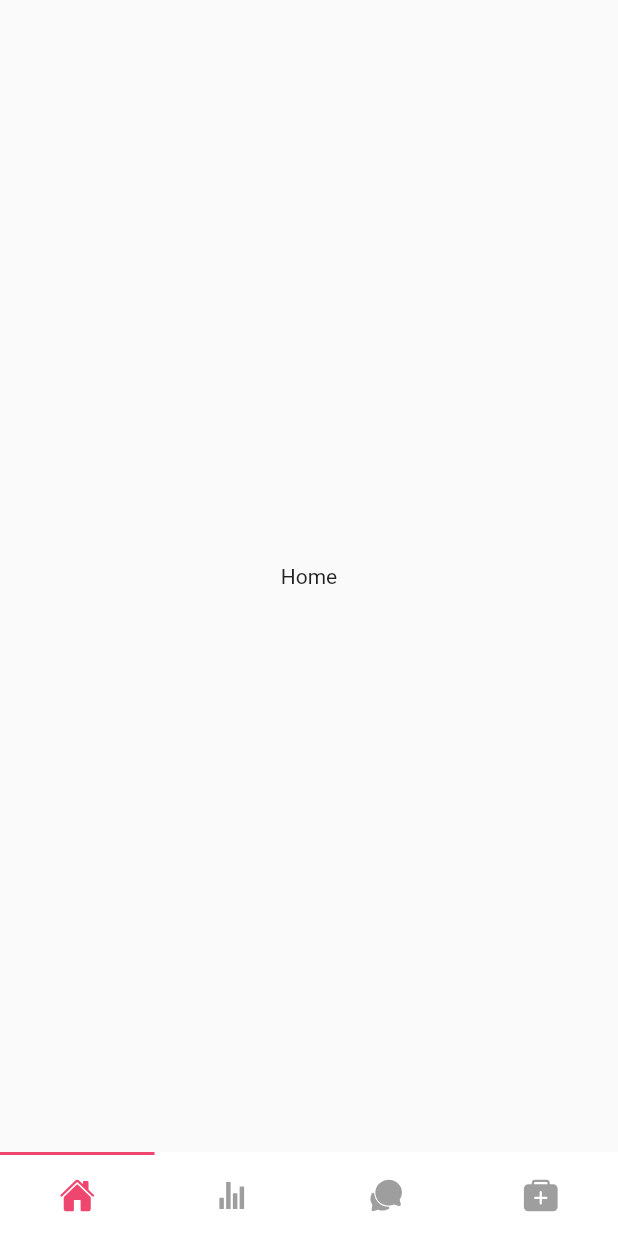
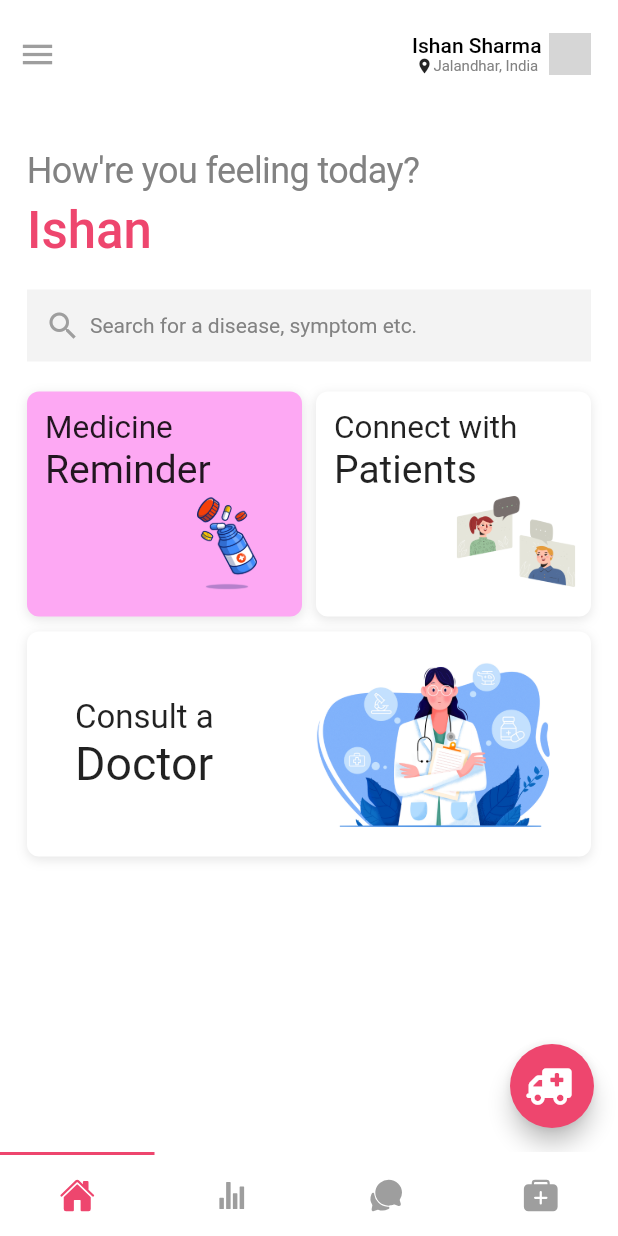
Before and after one commit to ishandeveloper/Swaasthy, a Flutter app: the screen it shows after launch, on a phone screen of 412 x 824 dp. Run offline on Flutter 3.47's test engine with Material 2 defaults, Android fonts, the phone set to English and light mode, and no system bars; drawn by our look-alikes of titled_navigation_bar; our stand-ins replace cached_network_image, flutter_vector_icons; network calls fail; Roboto replaces fonts that are missing (Product Sans); grey boxes are pictures that could not be loaded.

Commit message:
Home Screen UI

```diff
--- a/lib/screens/home/index.dart
+++ b/lib/screens/home/index.dart
@@ -0,0 +1,45 @@
+import 'package:codered/utils/constants/colors.dart';
+import 'package:flutter/material.dart';
+import 'package:flutter_vector_icons/flutter_vector_icons.dart';
+
+import 'local_widgets/index.dart';
+import 'dart:math';
+
+class HomeScreen extends StatelessWidget {
+  const HomeScreen({Key key}) : super(key: key);
+
+  @override
+  Widget build(BuildContext context) {
+    return Container(
+      color: Colors.white,
+      child: Scaffold(
+        floatingActionButton: FloatingActionButton(
+          backgroundColor: CodeRedColors.primary,
+          onPressed: () {},
+          child: Transform.translate(
+            offset: Offset(25, 0),
+            child: Transform(
+                transform: Matrix4.rotationY((-2) * 3.142857142857143 / 2),
+                child: Icon(FontAwesome.ambulance)),
+          ),
+        ),
+        backgroundColor: Colors.white,
+        appBar: PreferredSize(
+            preferredSize: Size(MediaQuery.of(context).size.width, 72),
+            child: HomeAppBar()),
+        body: Container(
+            padding: EdgeInsets.symmetric(horizontal: 18),
+            child: Column(
+              crossAxisAlignment: CrossAxisAlignment.start,
+              children: [
+                HomeGreetings(),
+                SizedBox(height: 20),
+                HomeSearch(),
+                SizedBox(height: 20),
+                HomeCardActions()
+              ],
+            )),
+      ),
+    );
+  }
+}
--- /dev/null
+++ b/lib/screens/home/local_widgets/appbar/index.dart
@@ -0,0 +1,61 @@
+import 'package:cached_network_image/cached_network_image.dart';
+import 'package:codered/utils/index.dart';
+import 'package:flutter/material.dart';
+
+class HomeAppBar extends StatelessWidget {
+  const HomeAppBar({
+    Key key,
+  }) : super(key: key);
+
+  @override
+  Widget build(BuildContext context) {
+    return Row(
+      children: [
+        Container(
+            width: MediaQuery.of(context).size.width,
+            padding: EdgeInsets.only(left: 12, top: 18, bottom: 18, right: 18),
+            child: Row(
+              crossAxisAlignment: CrossAxisAlignment.center,
+              mainAxisAlignment: MainAxisAlignment.spaceBetween,
+              children: [
+                Icon(Icons.menu, size: 26, color: CodeRedColors.icon),
+                Container(
+                    child: Row(
+                  crossAxisAlignment: CrossAxisAlignment.center,
+                  children: [
+                    Column(
+                      mainAxisAlignment: MainAxisAlignment.center,
+                      children: [
+                        Text(
+                          'Ishan Sharma',
+                          style: TextStyle(
+                              fontSize: 14,
+                              color: CodeRedColors.text,
+                              fontWeight: FontWeight.w500),
+                        ),
+                        Row(children: [
+                          Icon(
+                            Icons.location_on,
+                            size: 12,
+                          ),
+                          Text('Jalandhar, India',
+                              style: TextStyle(
+                                  fontSize: 10,
+                                  color: CodeRedColors.secondaryText))
+                        ])
+                      ],
+                    ),
+                    SizedBox(width: 5),
+                    CircleAvatar(
+                      radius: 14,
+                      backgroundImage: CachedNetworkImageProvider(
+                          'https://api.hello-avatar.com/adorables/ishandeveloper'),
+                    )
+                  ],
+                ))
+              ],
+            ))
+      ],
+    );
+  }
+}
--- /dev/null
+++ b/lib/screens/home/local_widgets/cardactions/index.dart
@@ -0,0 +1,41 @@
+import 'package:codered/utils/index.dart';
+import 'package:flutter/material.dart';
+
+import '../index.dart';
+
+class HomeCardActions extends StatelessWidget {
+  const HomeCardActions({
+    Key key,
+  }) : super(key: key);
+
+  @override
+  Widget build(BuildContext context) {
+    return Column(
+      children: [
+        Row(
+          mainAxisAlignment: MainAxisAlignment.spaceBetween,
+          children: [
+            HalfWidthHomeCard(
+              background: CodeRedColors.medicineCard,
+              header: 'Reminder',
+              subText: 'Medicine',
+              imagePath: 'assets/images/medicine-reminder.png',
+            ),
+            HalfWidthHomeCard(
+              background: Colors.white,
+              header: 'Patients',
+              subText: 'Connect with',
+              imagePath: 'assets/images/connect.png',
+            )
+          ],
+        ),
+        SizedBox(height: 10),
+        FullWidthHomeCard(
+            subText: 'Consult a',
+            header: 'Doctor',
+            imagePath: 'assets/images/doctor.png',
+            background: Colors.white)
+      ],
+    );
+  }
+}
--- /dev/null
+++ b/lib/screens/home/local_widgets/fullwidthcard/index.dart
@@ -0,0 +1,58 @@
+import 'package:flutter/material.dart';
+
+class FullWidthHomeCard extends StatelessWidget {
+  final String subText;
+  final String header;
+  final String imagePath;
+  final Function onTap;
+  final Color background;
+
+  const FullWidthHomeCard({
+    @required this.subText,
+    @required this.header,
+    @required this.imagePath,
+    @required this.background,
+    this.onTap,
+    Key key,
+  }) : super(key: key);
+
+  @override
+  Widget build(BuildContext context) {
+    return Container(
+      width: MediaQuery.of(context).size.width * 1,
+      height: 150,
+      decoration: BoxDecoration(boxShadow: [
+        BoxShadow(
+            color: Color.fromRGBO(0, 0, 0, 0.1),
+            blurRadius: 6,
+            offset: Offset(0, 2))
+      ], borderRadius: BorderRadius.circular(8), color: this.background),
+      child: Stack(
+        children: [
+          Positioned(
+              bottom: 0,
+              top: 0,
+              right: 16,
+              child: Container(
+                  height: 175,
+                  width: 175,
+                  decoration: BoxDecoration(
+                      image:
+                          DecorationImage(image: AssetImage(this.imagePath))))),
+          Positioned(
+              top: 12,
+              left: 32,
+              bottom: 12,
+              child: Column(
+                mainAxisAlignment: MainAxisAlignment.center,
+                crossAxisAlignment: CrossAxisAlignment.start,
+                children: [
+                  Text(this.subText, style: TextStyle(fontSize: 22)),
+                  Text(this.header, style: TextStyle(fontSize: 31)),
+                ],
+              )),
+        ],
+      ),
+    );
+  }
+}
--- /dev/null
+++ b/lib/screens/home/local_widgets/greetings/index.dart
@@ -0,0 +1,31 @@
+import 'package:codered/utils/index.dart';
+import 'package:flutter/material.dart';
+
+class HomeGreetings extends StatelessWidget {
+  const HomeGreetings({
+    Key key,
+  }) : super(key: key);
+
+  @override
+  Widget build(BuildContext context) {
+    return Container(
+      margin: EdgeInsets.only(top: 28),
+      child: Column(
+        crossAxisAlignment: CrossAxisAlignment.start,
+        children: [
+          Text("How're you feeling today?",
+              style: TextStyle(
+                  letterSpacing: -0.4,
+                  color: CodeRedColors.secondaryText,
+                  fontSize: 24)),
+          SizedBox(height: 5),
+          Text("Ishan",
+              style: TextStyle(
+                  color: CodeRedColors.primary,
+                  fontSize: 34,
+                  fontWeight: FontWeight.w500)),
+        ],
+      ),
+    );
+  }
+}
--- /dev/null
+++ b/lib/screens/home/local_widgets/halfwidthcard/index.dart
@@ -0,0 +1,56 @@
+import 'package:codered/utils/index.dart';
+import 'package:flutter/material.dart';
+
+class HalfWidthHomeCard extends StatelessWidget {
+  final String subText;
+  final String header;
+  final String imagePath;
+  final Function onTap;
+  final Color background;
+
+  const HalfWidthHomeCard({
+    @required this.subText,
+    @required this.header,
+    @required this.imagePath,
+    @required this.background,
+    this.onTap,
+    Key key,
+  }) : super(key: key);
+
+  @override
+  Widget build(BuildContext context) {
+    return Container(
+      width: MediaQuery.of(context).size.width * 0.445,
+      height: 150,
+      decoration: BoxDecoration(boxShadow: [
+        BoxShadow(
+            color: Color.fromRGBO(0, 0, 0, 0.1),
+            blurRadius: 6,
+            offset: Offset(0, 2))
+      ], borderRadius: BorderRadius.circular(8), color: this.background),
+      child: Stack(
+        children: [
+          Positioned(
+              bottom: 0,
+              right: 0,
+              child: Container(
+                  height: 100,
+                  width: 100,
+                  decoration: BoxDecoration(
+                      image:
+                          DecorationImage(image: AssetImage(this.imagePath))))),
+          Positioned(
+              top: 12,
+              left: 12,
+              child: Column(
+                crossAxisAlignment: CrossAxisAlignment.start,
+                children: [
+                  Text(this.subText, style: TextStyle(fontSize: 21)),
+                  Text(this.header, style: TextStyle(fontSize: 26)),
+                ],
+              )),
+        ],
+      ),
+    );
+  }
+}
--- a/lib/screens/home/local_widgets/index.dart
+++ b/lib/screens/home/local_widgets/index.dart
@@ -0,0 +1,6 @@
+export './appbar/index.dart';
+export './greetings/index.dart';
+export './search/index.dart';
+export './halfwidthcard/index.dart';
+export './cardactions/index.dart';
+export './fullwidthcard/index.dart';
--- /dev/null
+++ b/lib/screens/home/local_widgets/search/index.dart
@@ -0,0 +1,27 @@
+import 'package:codered/utils/index.dart';
+import 'package:flutter/material.dart';
+
+class HomeSearch extends StatelessWidget {
+  const HomeSearch({
+    Key key,
+  }) : super(key: key);
+
+  @override
+  Widget build(BuildContext context) {
+    return Container(
+      color: CodeRedColors.inputFields,
+      width: MediaQuery.of(context).size.width,
+      padding: EdgeInsets.symmetric(horizontal: 12, vertical: 12),
+      child: Row(
+        children: [
+          Icon(Icons.search, color: CodeRedColors.icon),
+          SizedBox(width: 6),
+          Text(
+            'Search for a disease, symptom etc.',
+            style: TextStyle(color: CodeRedColors.secondaryText),
+          )
+        ],
+      ),
+    );
+  }
+}
--- a/lib/screens/index.dart
+++ b/lib/screens/index.dart
@@ -1,87 +1,5 @@
-/*
-  This widget wraps up all different screen containers, with a bottom
-  navigation bar and manages different routes of the screen
-*/
-
-import 'package:codered/shared_widgets/index.dart';
-import 'package:codered/utils/index.dart';
-import 'package:flutter/material.dart';
-
-class ScreensWrapper extends StatefulWidget {
-  @override
-  _ScreensWrapperState createState() => _ScreensWrapperState();
-}
-
-class _ScreensWrapperState extends State<ScreensWrapper> {
-  /*================ VARIABLES =====================*/
-
-  PageController _pageController; // Navigation Screen Controller
-
-  bool leftToRight = true; // Boolean to check for type of transition
-
-  int currentIndex = 0; // Current Screen Index
-
-/* ================ Initialize ===================== */
-  @override
-  void initState() {
-    super.initState();
-    _pageController = PageController();
-  }
-
-  @override
-  Widget build(BuildContext context) {
-    return Container(
-        color: CodeRedColors.base,
-        child: SafeArea(
-            child: Scaffold(
-                bottomNavigationBar: NavBar(
-                    currentIndex: currentIndex, onChange: _navbarChangeHandler),
-                body: PageView(
-                    physics: NeverScrollableScrollPhysics(),
-                    controller: _pageController,
-                    onPageChanged: _pageChangeHandler,
-                    children: [
-                      TransitionWrapper(
-                          ltr: leftToRight, child: DummyScreen(title: 'Home')),
-                      TransitionWrapper(
-                          ltr: leftToRight,
-                          child: DummyScreen(title: 'In your area')),
-                      TransitionWrapper(
-                          ltr: leftToRight,
-                          child: DummyScreen(title: 'Forums')),
-                      TransitionWrapper(
-                          ltr: leftToRight,
-                          child: DummyScreen(title: 'Talk to a doctor')),
-                    ]))));
-  }
-
-  void _navbarChangeHandler(index) {
-    _pageController.jumpToPage(index);
-    setState(() => currentIndex = index);
-  }
-
-  // Handles PageView Tab Change
-  void _pageChangeHandler(index) {
-    setState(() {
-      leftToRight = index < currentIndex;
-      currentIndex = index;
-    });
-  }
-
-  @override
-  void dispose() {
-    _pageController.dispose();
-    super.dispose();
-  }
-}
-
-class DummyScreen extends StatelessWidget {
-  final String title;
-
-  DummyScreen({@required this.title});
-
-  @override
-  Widget build(BuildContext context) {
-    return Scaffold(body: Center(child: Text(title)));
-  }
-}
+export './consult/index.dart';
+export './forums/index.dart';
+export './home/index.dart';
+export './stats/index.dart';
+export './screens.dart';
--- /dev/null
+++ b/lib/screens/screens.dart
@@ -0,0 +1,87 @@
+/*
+  This widget wraps up all different screen containers, with a bottom
+  navigation bar and manages different routes of the screen
+*/
+
+import 'package:codered/shared_widgets/index.dart';
+import 'package:codered/utils/index.dart';
+import './index.dart';
+import 'package:flutter/material.dart';
+
+class ScreensWrapper extends StatefulWidget {
+  @override
+  _ScreensWrapperState createState() => _ScreensWrapperState();
+}
+
+class _ScreensWrapperState extends State<ScreensWrapper> {
+  /*================ VARIABLES =====================*/
+
+  PageController _pageController; // Navigation Screen Controller
+
+  bool leftToRight = true; // Boolean to check for type of transition
+
+  int currentIndex = 0; // Current Screen Index
+
+/* ================ Initialize ===================== */
+  @override
+  void initState() {
+    super.initState();
+    _pageController = PageController();
+  }
+
+  @override
+  Widget build(BuildContext context) {
+    return Container(
+        color: CodeRedColors.base,
+        child: SafeArea(
+            child: Scaffold(
+                bottomNavigationBar: NavBar(
+                    currentIndex: currentIndex, onChange: _navbarChangeHandler),
+                body: PageView(
+                    physics: NeverScrollableScrollPhysics(),
+                    controller: _pageController,
+                    onPageChanged: _pageChangeHandler,
+                    children: [
+                      TransitionWrapper(ltr: leftToRight, child: HomeScreen()),
+                      TransitionWrapper(
+                          ltr: leftToRight,
+                          child: DummyScreen(title: 'In your area')),
+                      TransitionWrapper(
+                          ltr: leftToRight,
+                          child: DummyScreen(title: 'Forums')),
+                      TransitionWrapper(
+                          ltr: leftToRight,
+                          child: DummyScreen(title: 'Talk to a doctor')),
+                    ]))));
+  }
+
+  void _navbarChangeHandler(index) {
+    _pageController.jumpToPage(index);
+    setState(() => currentIndex = index);
+  }
+
+  // Handles PageView Tab Change
+  void _pageChangeHandler(index) {
+    setState(() {
+      leftToRight = index < currentIndex;
+      currentIndex = index;
+    });
+  }
+
+  @override
+  void dispose() {
+    _pageController.dispose();
+    super.dispose();
+  }
+}
+
+class DummyScreen extends StatelessWidget {
+  final String title;
+
+  DummyScreen({@required this.title});
+
+  @override
+  Widget build(BuildContext context) {
+    return Scaffold(body: Center(child: Text(title)));
+  }
+}
--- a/lib/utils/constants/colors.dart
+++ b/lib/utils/constants/colors.dart
@@ -2,9 +2,14 @@ import 'dart:ui';
 
 class CodeRedColors {
   static const Color base = Color(0xffFAFAFAF);
+  static const Color background = Color(0x1AFFFFFF);
   static const Color primary = Color(0xffEE466E);
   static const Color inactive = Color(0xff9E9E9E);
   static const Color primary2 = Color(0xff6246EE);
   static const Color inputFields = Color(0xffF3F3F3);
   static const Color medicineCard = Color(0xffFDA8F3);
+  static const Color displayColor = Color(0xff2A2A2A);
+  static const Color icon = Color(0xff9E9E9E);
+  static const Color secondaryText = Color(0xff828282);
+  static const Color text = Color(0xff000000);
 }
```
Also changed, not shown: pubspec.yaml (+3 -7 lines), assets/images/connect.png (added).
